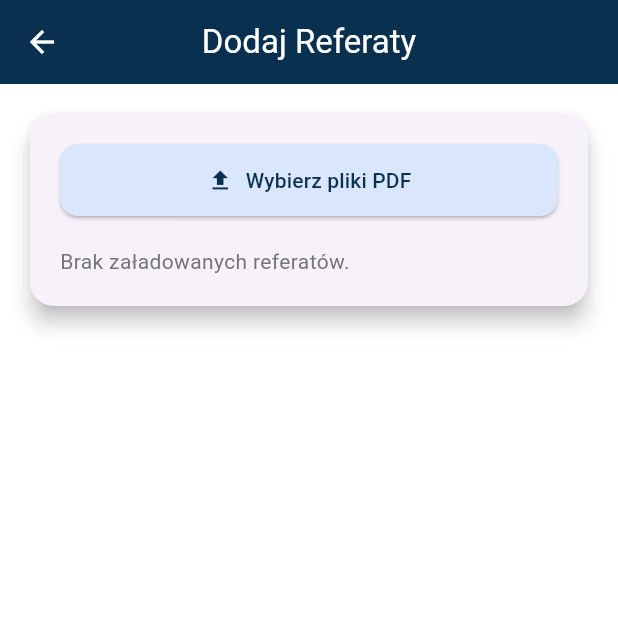
After one commit to haniagibus/KRiT_2025_app, a Flutter app: the ReportsPicker screen opened directly, after a tap on "Wybierz pliki PDF", on a phone screen of 412 x 824 dp, the top half of it. The commit adds this screen. Run offline on Flutter 3.47's test engine with Material 3 defaults, Android fonts, the phone set to English and light mode, and no system bars; our stand-ins replace file_picker; missing offline and left inert: flutter_pdfview, syncfusion_flutter_core, syncfusion_flutter_pdf; network calls fail.

Commit message:
report picker added

```diff
--- a/lib/main.dart
+++ b/lib/main.dart
@@ -170,7 +170,7 @@ import 'package:provider/provider.dart';
 import 'package:krit_app/services/auth_service.dart';
 import 'package:syncfusion_flutter_core/core.dart';
 
-import 'models/ApiService.dart';
+import 'services/ApiService.dart';
 import 'models/event/events_data_storage.dart';
 
 void main() {
--- a/lib/models/event/events_data_storage.dart
+++ b/lib/models/event/events_data_storage.dart
@@ -1,7 +1,7 @@
 import 'dart:collection';
 import 'package:flutter/material.dart';
 import 'package:krit_app/config.dart';
-import '../ApiService.dart';
+import '../../services/ApiService.dart';
 import '../report/report.dart';
 import '../report/reports_data_storage.dart';
 import 'event.dart';
--- a/lib/models/report/reports_data_storage.dart
+++ b/lib/models/report/reports_data_storage.dart
@@ -175,7 +175,7 @@ import 'dart:math';
 import 'package:flutter/material.dart';
 import 'package:krit_app/config.dart';
 import 'package:krit_app/models/event/event.dart';
-import '../ApiService.dart';
+import '../../services/ApiService.dart';
 import 'report.dart';
 
 class ReportsDataStorage extends ChangeNotifier {
--- a/lib/views/screens/admin/admin_screen.dart
+++ b/lib/views/screens/admin/admin_screen.dart
@@ -3,6 +3,7 @@ import 'package:krit_app/views/screens/admin/events/event_form.dart';
 import 'package:krit_app/views/screens/admin/events/event_manager_screen.dart';
 import 'package:krit_app/views/screens/admin/reports/report_form.dart';
 import 'package:krit_app/views/screens/admin/reports/report_manager_screen.dart';
+import 'package:krit_app/views/screens/admin/reports/reports_picker.dart';
 import 'package:provider/provider.dart';
 import '../../../main.dart';
 import '../../../services/auth_service.dart';
@@ -56,10 +57,10 @@ class AdminScreen extends StatelessWidget {
                           builder: (context) => EventManagerScreen()),
                     );
                   }),
-                  _buildCard(Icons.article, "Dodaj Referat", () {
+                  _buildCard(Icons.article, "Dodaj Referaty", () {
                     Navigator.push(
                       context,
-                      MaterialPageRoute(builder: (context) => ReportForm()),
+                      MaterialPageRoute(builder: (context) => ReportsPicker()),
                     );
                   }),
                   _buildCard(Icons.article, "Edytuj Referaty", () {
--- /dev/null
+++ b/lib/views/screens/admin/reports/reports_picker.dart
@@ -0,0 +1,173 @@
+import 'dart:io';
+import 'package:file_picker/file_picker.dart';
+import 'package:flutter/material.dart';
+import 'package:krit_app/models/report/reports_data_storage.dart';
+import 'package:provider/provider.dart';
+import 'package:uuid/uuid.dart';
+
+import '../../../../models/event/events_data_storage.dart';
+import '../../../../models/report/report.dart';
+import '../../../../theme/app_colors.dart';
+import '../../../widgets/reports/report_tile.dart';
+import 'pdf_reader.dart';
+
+class ReportsPicker extends StatefulWidget {
+  const ReportsPicker({super.key});
+
+  @override
+  State<ReportsPicker> createState() => _ReportsPickerState();
+}
+
+class _ReportsPickerState extends State<ReportsPicker> {
+  bool isLoadingPdf = false;
+  List<Report> _generatedReports = [];
+
+  Future<void> _pickMultiplePdfFiles() async {
+    FilePickerResult? result = await FilePicker.platform.pickFiles(
+      type: FileType.custom,
+      allowedExtensions: ['pdf'],
+      allowMultiple: true,
+    );
+
+    if (result == null || result.files.isEmpty) return;
+
+    setState(() {
+      isLoadingPdf = true;
+      _generatedReports.clear();
+    });
+
+    final pdfReader = PdfReader();
+
+    for (var file in result.files) {
+      if (file.path == null) continue;
+      final pdfFile = File(file.path!);
+      if (!await pdfFile.exists()) continue;
+
+      try {
+        final extractedData = await pdfReader.extractDataFromPdf(pdfFile);
+        final newReport = Report(
+          id: const Uuid().v4(),
+          title: extractedData['title'] ?? 'Nieznany tytuł',
+          author: extractedData['authors'] ?? 'Nieznany autor',
+          description: extractedData['abstract'] ?? '',
+          keywords: (extractedData['keywords'] ?? '')
+              .split(',')
+              .map((e) => e.trim())
+              .where((e) => e.isNotEmpty)
+              .toList(),
+          pdfUrl: file.path!,
+          eventId: '',
+        );
+
+        _generatedReports.add(newReport);
+      } catch (e) {
+        print("Błąd odczytu PDF: $e");
+      }
+    }
+
+    setState(() {
+      isLoadingPdf = false;
+    });
+  }
+
+  void _saveAllReports() {
+    final storage = Provider.of<ReportsDataStorage>(context, listen: false);
+
+    for (final report in _generatedReports) {
+      storage.addReport(report);
+    }
+
+    ScaffoldMessenger.of(context).showSnackBar(
+      SnackBar(content: Text("Dodano ${_generatedReports.length} referatów!")),
+    );
+
+    Navigator.pop(context);
+  }
+
+  @override
+  Widget build(BuildContext context) {
+    return Scaffold(
+      appBar: AppBar(
+        title: Text("Dodaj Referaty"),
+        centerTitle: true,
+      ),
+      body: isLoadingPdf
+          ? Center(child: CircularProgressIndicator())
+          : SingleChildScrollView(
+              child: Padding(
+                padding: const EdgeInsets.all(16.0),
+                child: Card(
+                  elevation: 6,
+                  shape: RoundedRectangleBorder(
+                    borderRadius: BorderRadius.circular(16),
+                  ),
+                  child: Padding(
+                    padding: const EdgeInsets.all(20),
+                    child: Column(
+                      crossAxisAlignment: CrossAxisAlignment.stretch,
+                      children: [
+                        ElevatedButton.icon(
+                          icon: Icon(Icons.file_upload),
+                          label: Text("Wybierz pliki PDF"),
+                          onPressed: _pickMultiplePdfFiles,
+                          style: ElevatedButton.styleFrom(
+                            foregroundColor: AppColors.primary,
+                            padding: const EdgeInsets.symmetric(vertical: 14),
+                            shape: RoundedRectangleBorder(
+                              borderRadius: BorderRadius.circular(12),
+                            ),
+                          ),
+                        ),
+                        const SizedBox(height: 20),
+                        _generatedReports.isEmpty
+                            ? Text("Brak załadowanych referatów.")
+                            : ListView.builder(
+                                shrinkWrap: true,
+                                physics: NeverScrollableScrollPhysics(),
+                                itemCount: _generatedReports.length,
+                                itemBuilder: (context, index) {
+                                  final report = _generatedReports[index];
+                                  return ReportTile(
+                                    report: report,
+                                    onTap: () {},
+                                  );
+                                  // return Card(
+                                  //   margin:
+                                  //       const EdgeInsets.symmetric(vertical: 8),
+                                  //   child: ListTile(
+                                  //     title: Text(report.title),
+                                  //     subtitle: Text("Autor: ${report.author}"),
+                                  //     trailing: Icon(Icons.picture_as_pdf),
+                                  //   ),
+                                  // );
+                                },
+                              ),
+                        if (_generatedReports.isNotEmpty)
+                          Padding(
+                            padding: const EdgeInsets.only(top: 24),
+                            child: ElevatedButton.icon(
+                              icon: Icon(Icons.save, color: AppColors.primary),
+                              label: Text("Zapisz wszystkie"),
+                              onPressed: _saveAllReports,
+                              style: ElevatedButton.styleFrom(
+                                backgroundColor: AppColors.button_background,
+                                foregroundColor: AppColors.primary,
+                                padding:
+                                    const EdgeInsets.symmetric(vertical: 14),
+                                shape: RoundedRectangleBorder(
+                                  borderRadius: BorderRadius.circular(12),
+                                ),
+                                textStyle: TextStyle(
+                                    fontSize: 16, fontWeight: FontWeight.w600),
+                              ),
+                            ),
+                          ),
+                      ],
+                    ),
+                  ),
+                ),
+              ),
+            ),
+    );
+  }
+}
```
Also changed, not shown: lib/services/ApiService.dart (renamed from lib/models/ApiService.dart).
